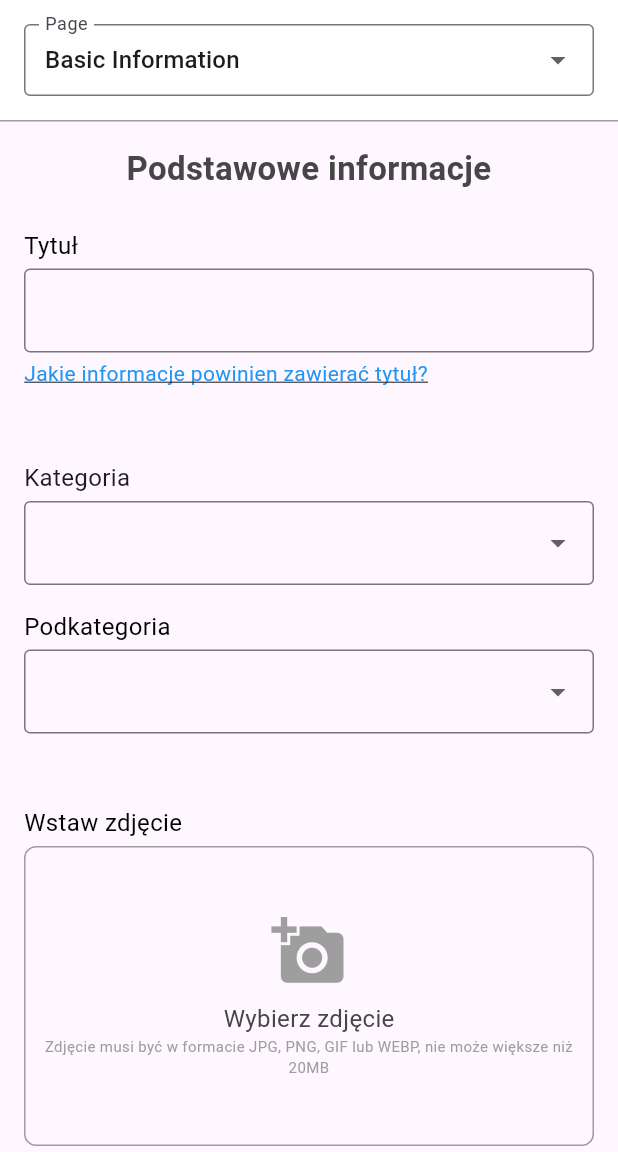
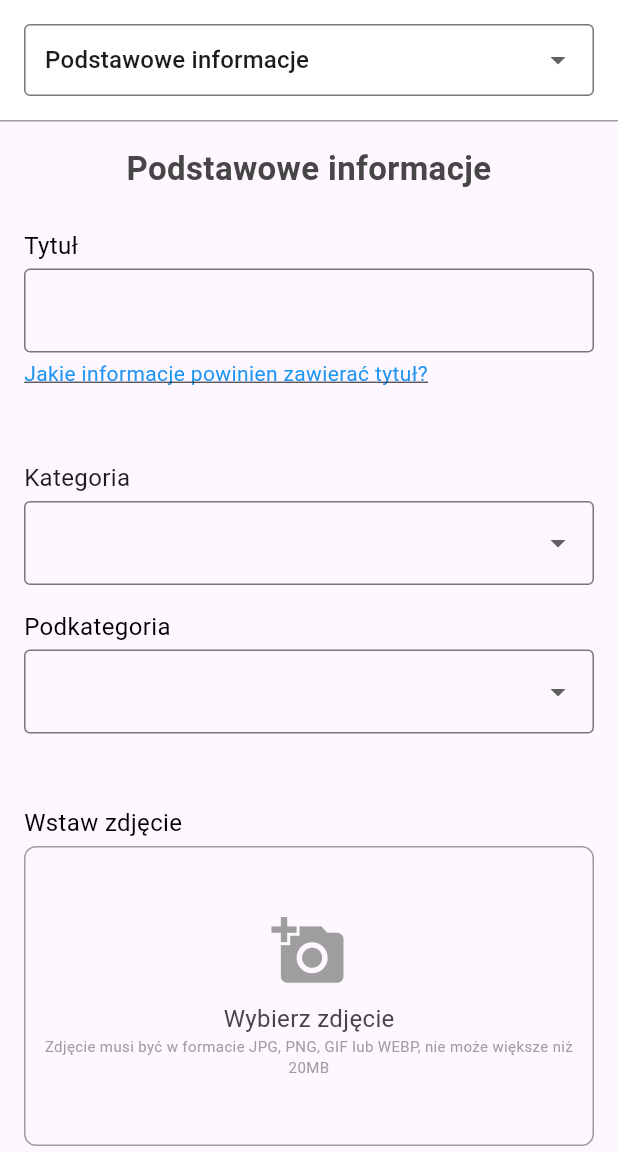
Before and after one commit to LukaszHolowacz/platforma-croud-foundingowa, a Flutter app: the CreateProjectPage screen opened directly, on a phone screen of 412 x 824 dp, the part 84-1236 px from its top. Run offline on Flutter 3.47's test engine with Material 3 defaults, Android fonts, the phone set to English and light mode, and no system bars.

Commit message:
w razie w

```diff
--- a/mobile_application/lib/pages/new_project_form/create_project_page.dart
+++ b/mobile_application/lib/pages/new_project_form/create_project_page.dart
@@ -9,7 +9,7 @@ class CreateProjectPage extends StatefulWidget {
 }
 
 class _CreateProjectPageState extends State<CreateProjectPage> {
-  String _selectedPage = 'Basic Information';
+  String _selectedPage = 'Podstawowe informacje';
 
   @override
   Widget build(BuildContext context) {
@@ -45,7 +45,6 @@ class _CreateProjectPageState extends State<CreateProjectPage> {
                 decoration: const InputDecoration(
                   contentPadding: EdgeInsets.symmetric(horizontal: 10.0),
                   border: OutlineInputBorder(),
-                  labelText: 'Page',
                 ),
                 value: _selectedPage,
                 onChanged: (String? newValue) {
@@ -54,9 +53,9 @@ class _CreateProjectPageState extends State<CreateProjectPage> {
                   });
                 },
                 items: <String>[
-                  'Basic Information',
-                  'Detailed Information about the Project',
-                  'Products'
+                  'Podstawowe informacje',
+                  'Dodatkowe informacje',
+                  'Produkty'
                 ].map<DropdownMenuItem<String>>((String value) {
                   return DropdownMenuItem<String>(
                     value: value,
@@ -78,11 +77,11 @@ class _CreateProjectPageState extends State<CreateProjectPage> {
 
   Widget _getPageWidget(String page) {
     switch (page) {
-      case 'Basic Information':
+      case 'Podstawowe informacje':
         return BasicInformationAboutProject();
-      case 'Detailed Information about the Project':
+      case 'Dodatkowe informacje':
         return DetailedInformationAboutProject();
-      case 'Products':
+      case 'Produkty':
         return ProjectProducts();
       default:
         return BasicInformationAboutProject();
--- a/mobile_application/lib/pages/new_project_form/start_project_page.dart
+++ b/mobile_application/lib/pages/new_project_form/start_project_page.dart
@@ -39,7 +39,7 @@ class StartProjectPage extends StatelessWidget {
                   );
                 },
                 child: const Text('Rozpocznij'),
-                style: ButtonStyle(),
+                style: const ButtonStyle(),
               ),
               const SizedBox(height: 40),
             ],
--- a/mobile_application/pubspec.yaml
+++ b/mobile_application/pubspec.yaml
@@ -30,6 +30,7 @@ environment:
 dependencies:
   flutter:
     sdk: flutter
+  shared_preferences: ^2.0.6
 
   # The following adds the Cupertino Icons font to your application.
   # Use with the CupertinoIcons class for iOS style icons.
@@ -66,6 +67,7 @@ flutter:
     - lib/assets/images/apple.png
     - lib/assets/images/facebook.png
     - lib/assets/images/google.png
+    - lib/assets/json/categories.json
 
   # An image asset can refer to one or more resolution-specific "variants", see
   # https://flutter.dev/assets-and-images/#resolution-aware
```
Also changed, not shown: mobile_application/lib/pages/new_project_form/category_page.dart (+25 -5 lines), mobile_application/pubspec.lock, 1 other file.
